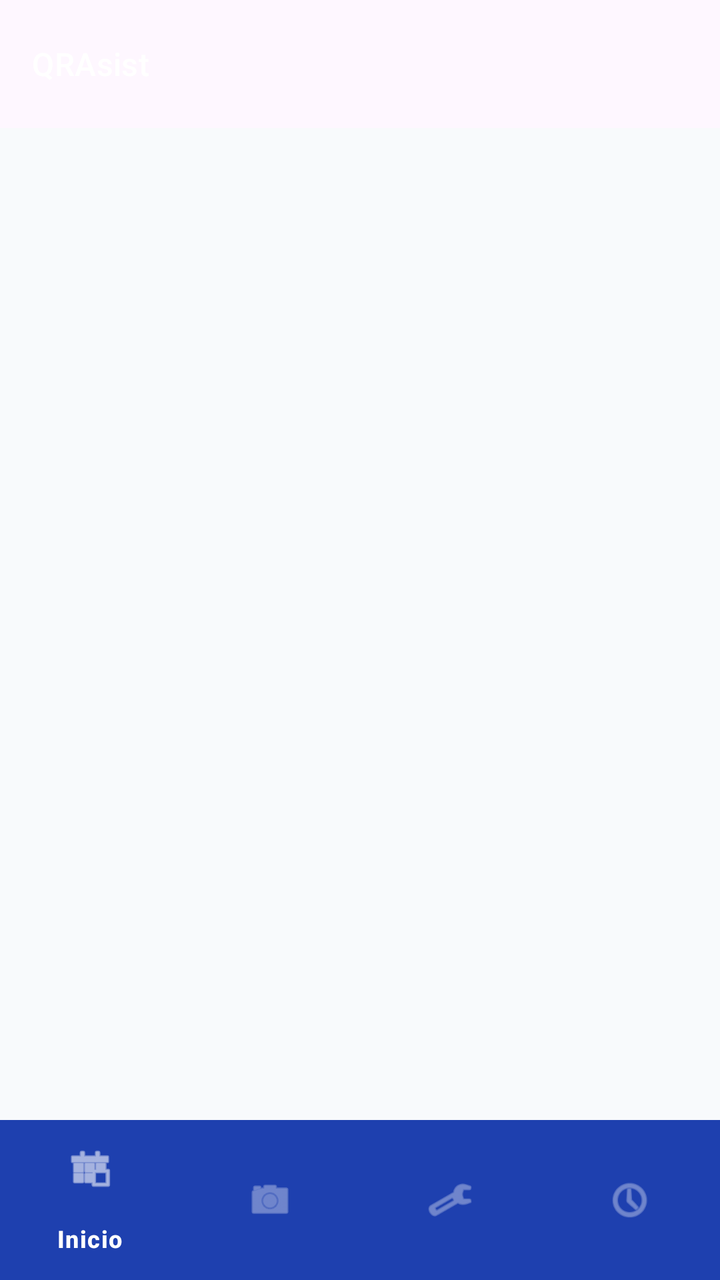
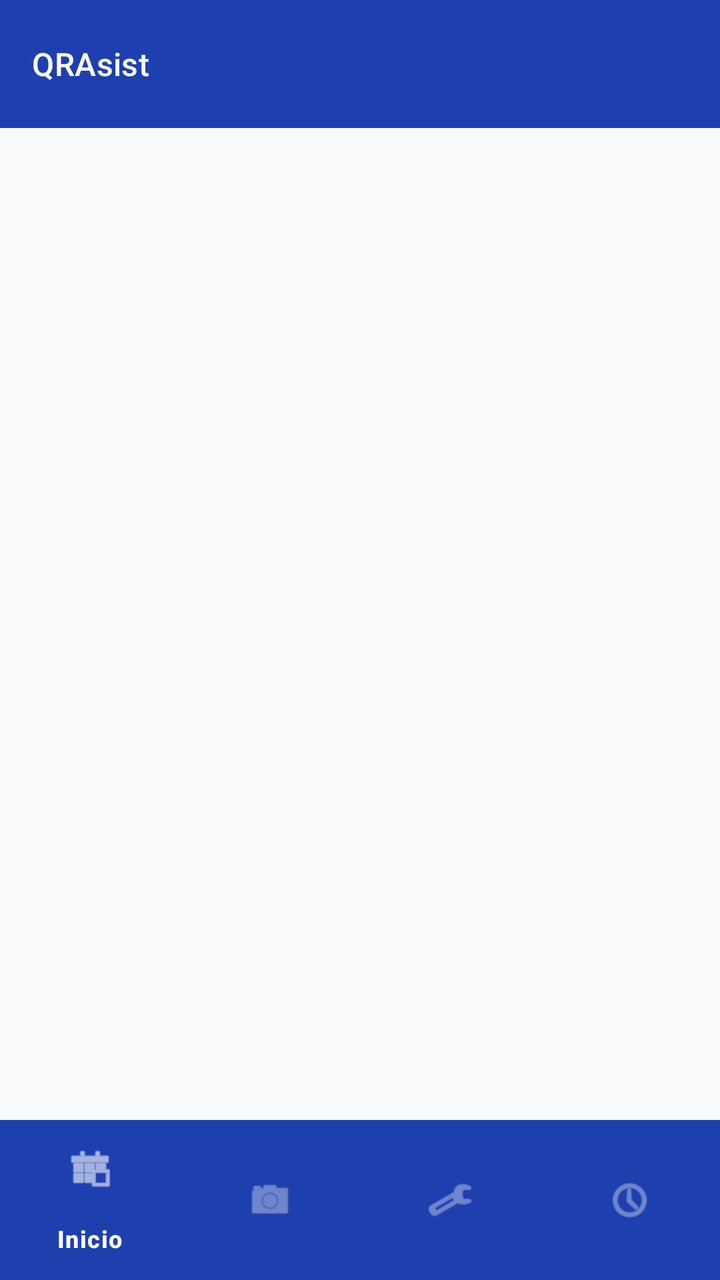

An Android layout rendered at two revisions. The XML below is the earlier revision; the diff shows what the commit changed to produce the second picture.
<!-- AndroidManifest.xml: activity theme Theme.QRAsist.Maestro -->
<!-- res/layout/activity_dashboard_maestro.xml -->
<?xml version="1.0" encoding="utf-8"?>
<androidx.constraintlayout.widget.ConstraintLayout xmlns:android="http://schemas.android.com/apk/res/android"
    xmlns:app="http://schemas.android.com/apk/res-auto"
    android:layout_width="match_parent"
    android:layout_height="match_parent"
    android:background="@color/background">

    <com.google.android.material.appbar.AppBarLayout
        android:id="@+id/app_bar"
        android:layout_width="match_parent"
        android:layout_height="wrap_content"
        app:layout_constraintTop_toTopOf="parent">
        <com.google.android.material.appbar.MaterialToolbar
            android:id="@+id/toolbar_maestro"
            style="@style/QRAsist.Toolbar"
            android:layout_width="match_parent"
            android:layout_height="?attr/actionBarSize"
            app:title="QRAsist" />
    </com.google.android.material.appbar.AppBarLayout>

    <FrameLayout
        android:id="@+id/fragment_container"
        android:layout_width="0dp"
        android:layout_height="0dp"
        app:layout_constraintBottom_toTopOf="@id/bottom_nav_maestro"
        app:layout_constraintEnd_toEndOf="parent"
        app:layout_constraintStart_toStartOf="parent"
        app:layout_constraintTop_toBottomOf="@id/app_bar" />

    <com.google.android.material.bottomnavigation.BottomNavigationView
        android:id="@+id/bottom_nav_maestro"
        android:layout_width="match_parent"
        android:layout_height="wrap_content"
        android:background="?attr/colorPrimary"
        app:itemIconTint="@color/nav_item_color"
        app:itemTextColor="@color/nav_item_color"
        app:layout_constraintBottom_toBottomOf="parent"
        app:menu="@menu/menu_bottom_nav_maestro" />

</androidx.constraintlayout.widget.ConstraintLayout>
<!-- resources referenced by this layout -->
<resources>
  <color name="background">#F8FAFC</color>
  <style name="QRAsist.Toolbar" parent="Widget.Material3.Toolbar">
          <item name="titleTextColor">@android:color/white</item>
          <item name="background">@color/maestro_primary</item>
          <item name="titleTextAppearance">?attr/textAppearanceTitleMedium</item>
      </style>
  <style name="Theme.QRAsist.Maestro" parent="Theme.QRAsist">
          <item name="colorPrimary">@color/maestro_primary</item>
          <item name="colorPrimaryDark">@color/maestro_primary_dark</item>
          <item name="android:statusBarColor">@color/maestro_primary_dark</item>
      </style>
  <color name="maestro_primary">#1E40AF</color>
  <style name="Theme.QRAsist" parent="Theme.Material3.Light.NoActionBar">
          <item name="colorPrimary">@color/maestro_primary</item>
          <item name="colorPrimaryDark">@color/maestro_primary_dark</item>
          <item name="colorAccent">@color/maestro_primary_light</item>
          <item name="android:windowBackground">@color/background</item>
          <item name="android:statusBarColor">@color/maestro_primary_dark</item>
      </style>
  <color name="maestro_primary_dark">#1E3A8A</color>
  <color name="maestro_primary_light">#3B82F6</color>
</resources>

<!-- the commit's change to res/layout/activity_dashboard_maestro.xml (unified diff, before → after) -->
@@ -3,19 +3,23 @@
     xmlns:app="http://schemas.android.com/apk/res-auto"
     android:layout_width="match_parent"
     android:layout_height="match_parent"
-    android:background="@color/background">
+    android:background="@color/app_background">
 
     <com.google.android.material.appbar.AppBarLayout
         android:id="@+id/app_bar"
         android:layout_width="match_parent"
         android:layout_height="wrap_content"
+        android:background="@color/maestro_primary"
+        app:elevation="0dp"
         app:layout_constraintTop_toTopOf="parent">
+        
         <com.google.android.material.appbar.MaterialToolbar
             android:id="@+id/toolbar_maestro"
             style="@style/QRAsist.Toolbar"
             android:layout_width="match_parent"
             android:layout_height="?attr/actionBarSize"
-            app:title="QRAsist" />
+            app:title="QRAsist"
+            app:titleTextColor="@android:color/white" />
     </com.google.android.material.appbar.AppBarLayout>
 
     <FrameLayout
@@ -31,7 +35,8 @@
         android:id="@+id/bottom_nav_maestro"
         android:layout_width="match_parent"
         android:layout_height="wrap_content"
-        android:background="?attr/colorPrimary"
+        android:background="@color/maestro_primary"
+        app:backgroundTint="@color/maestro_primary"
         app:itemIconTint="@color/nav_item_color"
         app:itemTextColor="@color/nav_item_color"
         app:layout_constraintBottom_toBottomOf="parent"
<!-- resource entries referenced after the edit -->
@@ -1,10 +1,13 @@
 <!-- resources referenced by this layout -->
 <resources>
+  <color name="app_background">#F8FAFC</color>
   <color name="background">#F8FAFC</color>
   <style name="QRAsist.Toolbar" parent="Widget.Material3.Toolbar">
           <item name="titleTextColor">@android:color/white</item>
+          <item name="android:background">@color/maestro_primary</item>
           <item name="background">@color/maestro_primary</item>
           <item name="titleTextAppearance">?attr/textAppearanceTitleMedium</item>
+          <item name="navigationIconTint">@android:color/white</item>
       </style>
   <style name="Theme.QRAsist.Maestro" parent="Theme.QRAsist">
           <item name="colorPrimary">@color/maestro_primary</item>
